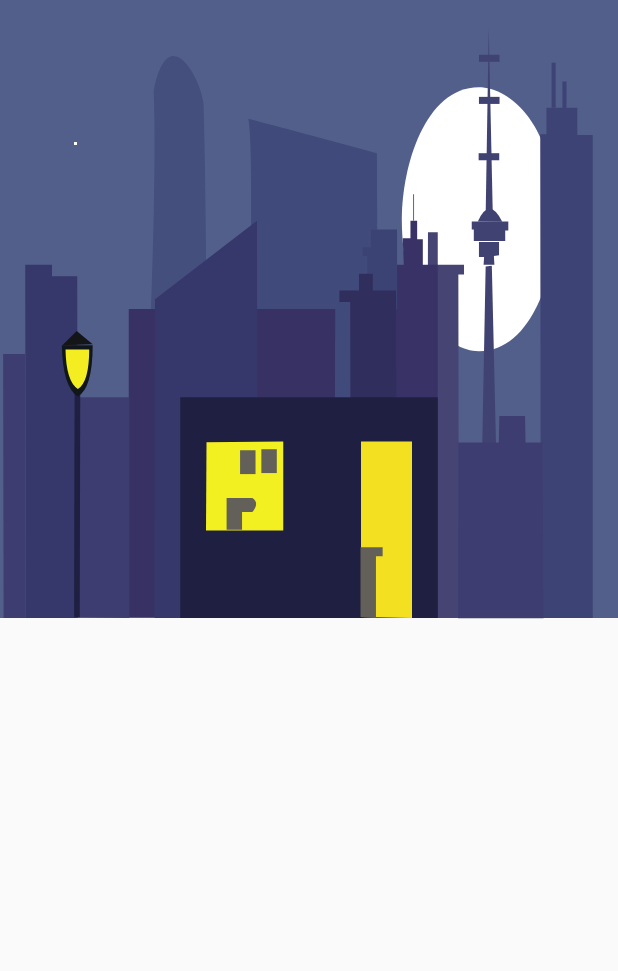
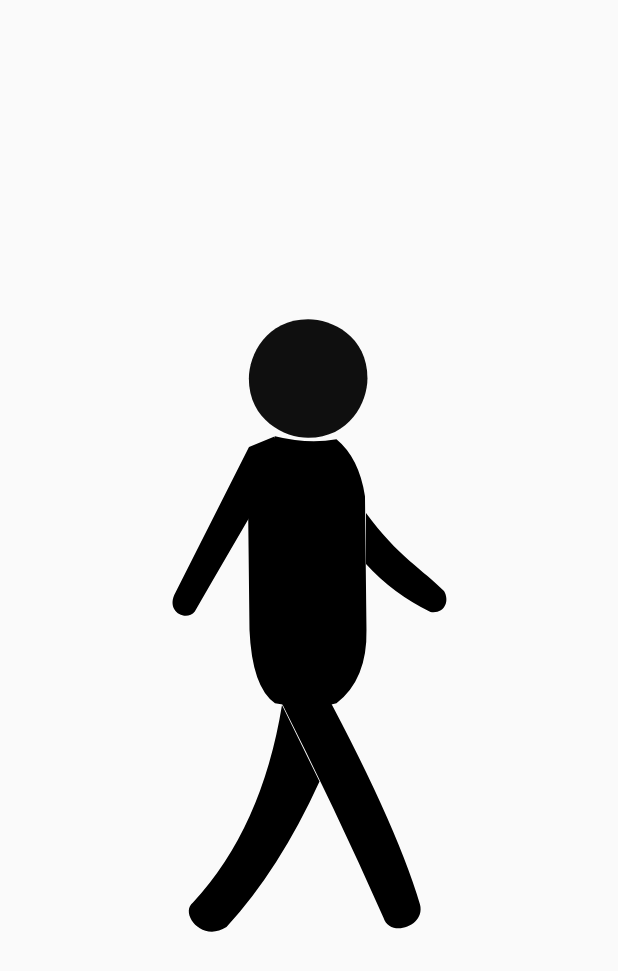
Before and after one commit to Marcusjnr/paint_projects, a Flutter app: the screen it shows after launch, on a phone screen of 412 x 824 dp. Shown: the top 971 px of the screen. Run offline on Flutter 3.47's test engine with Material 2 defaults, Android fonts, the phone set to English and light mode, and no system bars; missing offline and left inert: flutter_weather_bg_null_safety.

Commit message:
added stickman drawing

```diff
--- a/lib/main.dart
+++ b/lib/main.dart
@@ -2,6 +2,7 @@ import 'package:flutter/material.dart';
 import 'package:flutterpaintprojects/ui/draw_bird/draw_bird.dart';
 import 'package:flutterpaintprojects/ui/night_city/night_city.dart';
 import 'package:flutterpaintprojects/ui/ship_sea/ship_sea.dart';
+import 'package:flutterpaintprojects/ui/stick_man/stick_man.dart';
 
 void main() {
   runApp(const MyApp());
@@ -18,7 +19,7 @@ class MyApp extends StatelessWidget {
       theme: ThemeData(
         primarySwatch: Colors.blue,
       ),
-      home: const NightCity(),
+      home: const StickMan(),
     );
   }
 }
--- /dev/null
+++ b/lib/ui/stick_man/stick_man.dart
@@ -0,0 +1,22 @@
+import 'package:flutter/material.dart';
+import 'package:flutterpaintprojects/ui/stick_man/stick_man_painter.dart';
+
+class StickMan extends StatelessWidget {
+  const StickMan({Key? key}) : super(key: key);
+
+  @override
+  Widget build(BuildContext context) {
+    return Scaffold(
+      body: SizedBox(
+        child: Center(
+          child: CustomPaint(
+            size: const Size(
+                200,(
+                700)),
+            painter: StickManPainter(),
+          ),
+        ),
+      ),
+    );
+  }
+}
```
Also changed, not shown: lib/ui/stick_man/stick_man_painter.dart (added, +133 -0 lines), ss/stick_man.png (added), 1 other file.
